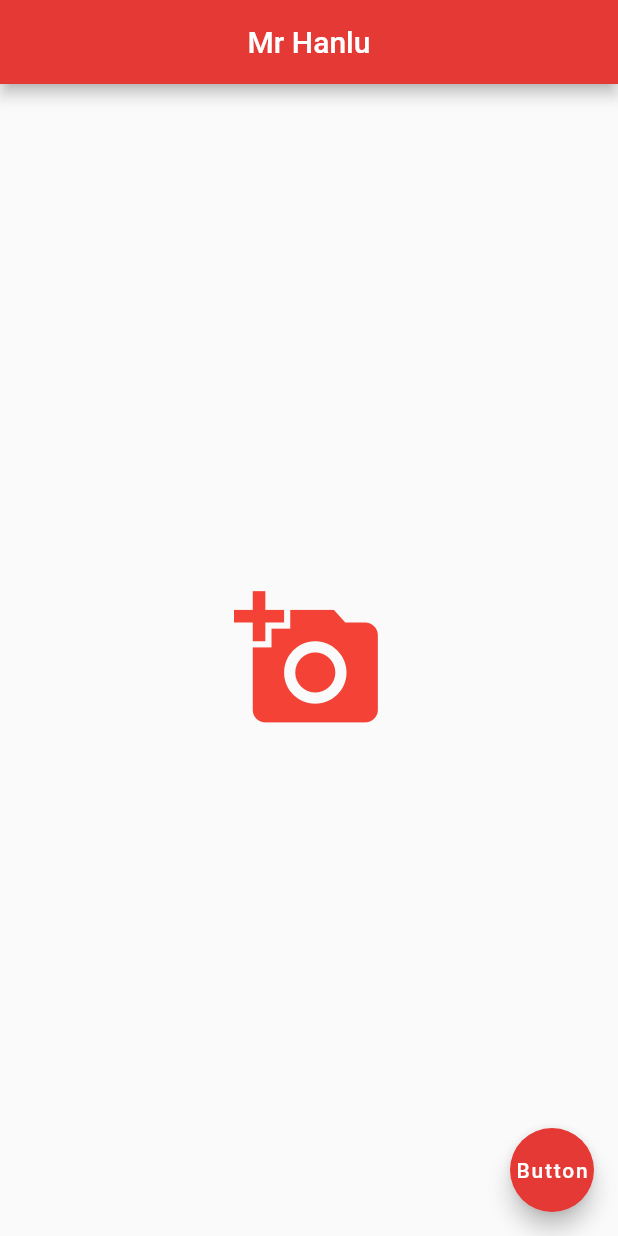
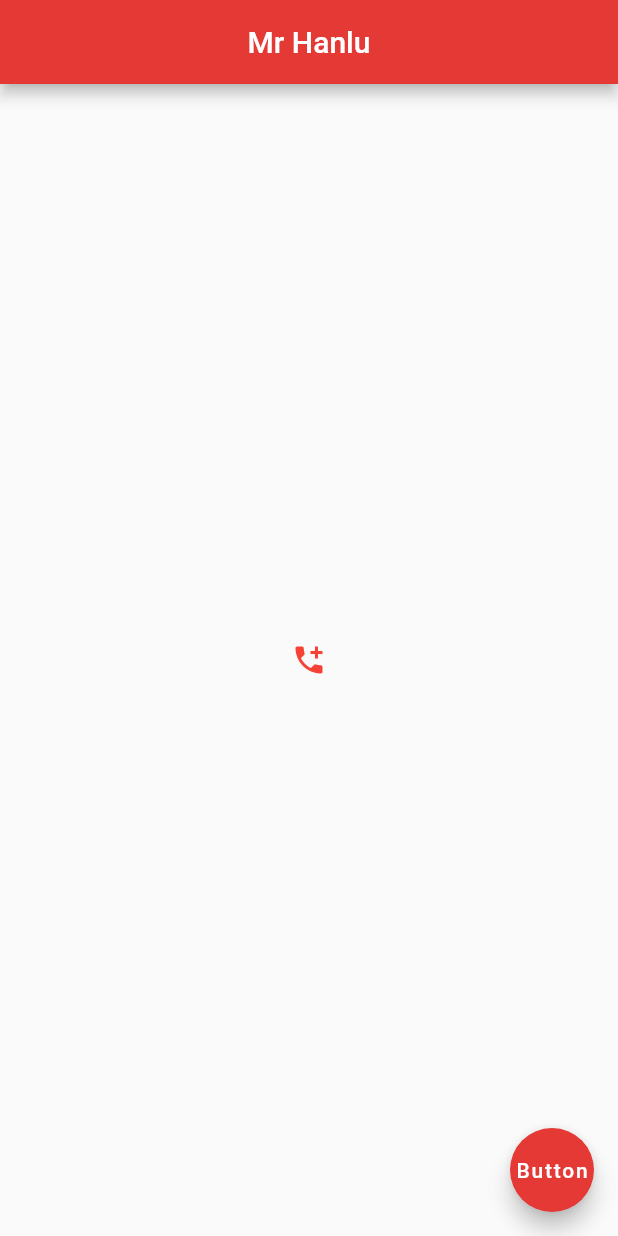
Before and after one commit to fhlkm/flutterStudy, a Flutter app: the screen it shows after launch, on a phone screen of 412 x 824 dp. Run offline on Flutter 3.47's test engine with Material 2 defaults, Android fonts, the phone set to English and light mode, and no system bars.

Commit message:
Icon, Button and IconButton

```diff
--- a/flutter_app/lib/main.dart
+++ b/flutter_app/lib/main.dart
@@ -52,11 +52,28 @@ class Home extends StatelessWidget{
 
       body: Center(
 
-        child: Icon(
-          Icons.add_a_photo,
+        child: IconButton(
+        icon: Icon(Icons.add_call),
+          onPressed: (){
+            print("call me");
+          },
           color: Colors.red,
-          size: 100.0,
         ),
+
+
+//        child: RaisedButton.icon(
+//          onPressed: (){
+//          },
+//          icon:Icon( Icons.mail),
+//          label: Text("Mail me"),
+//          color: Colors.red,),
+
+
+//        child: RaisedButton(//or FlagButton
+//          onPressed: (){
+//            print("Take a picture");
+//          },
+//        child: Text("Shutter"),),
       ),
 
       floatingActionButton: FloatingActionButton(
```
